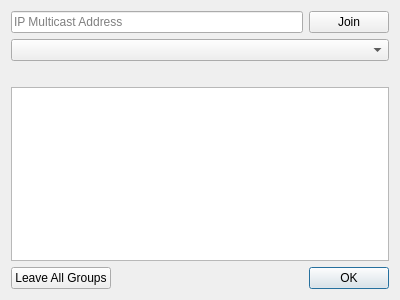
Before: the Qt Designer form src/multicastsetup.ui in dannagle/PacketSender, drawn with Qt 5.
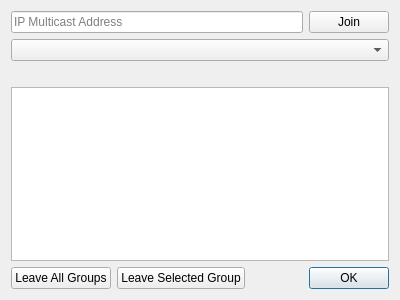
After: the same form once the commit is applied.

Commit message: add `Leave Selected Group` button

What changed in the file:
```diff
--- a/src/multicastsetup.ui
+++ b/src/multicastsetup.ui
@@ -58,6 +58,13 @@
        </property>
       </widget>
      </item>
+     <item>
+      <widget class="QPushButton" name="leaveSelectedGroupButton">
+       <property name="text">
+        <string>Leave Selected Group</string>
+       </property>
+      </widget>
+     </item>
      <item>
       <widget class="QDialogButtonBox" name="buttonBox">
        <property name="orientation">
```
Left out of the diff: 6 changed lines with no effect on the pictures.
